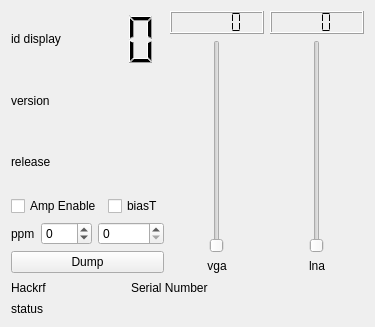
This is sources/devices/hackrf-handler/hackrf-widget.ui in JvanKatwijk/qt-dab as Qt 5 draws it before an edit. The edited form follows.
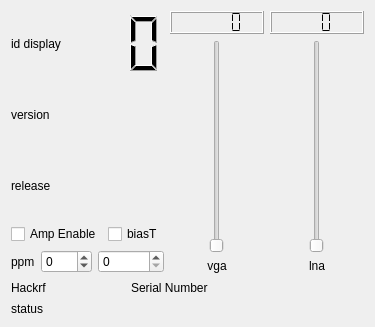
This is the edited form.

```diff
--- a/sources/devices/hackrf-handler/hackrf-widget.ui
+++ b/sources/devices/hackrf-handler/hackrf-widget.ui
@@ -112,16 +112,6 @@
          </item>
         </layout>
        </item>
-       <item>
-        <widget class="QPushButton" name="dumpButton">
-         <property name="toolTip">
-          <string>&lt;html&gt;&lt;head/&gt;&lt;body&gt;&lt;p&gt;Dumps the raw input from the HackRF into a self describing file (with header in xml format containing recorded time, container format, frequency, device name, Qt-DAB version)&lt;/p&gt;&lt;p&gt;&lt;br/&gt;&lt;/p&gt;&lt;p&gt;Opens a 'Save as ...' dialog. Press again to stop recording.&lt;/p&gt;&lt;p&gt;&lt;br/&gt;&lt;/p&gt;&lt;p&gt;Very experimental! The resulting file can be read-in by using the xml file handler (if configured)&lt;/p&gt;&lt;p&gt;&lt;br/&gt;&lt;/p&gt;&lt;p&gt;Warning: Produces large files!&lt;/p&gt;&lt;/body&gt;&lt;/html&gt;</string>
-         </property>
-         <property name="text">
-          <string>Dump</string>
-         </property>
-        </widget>
-       </item>
       </layout>
      </item>
      <item>
```
